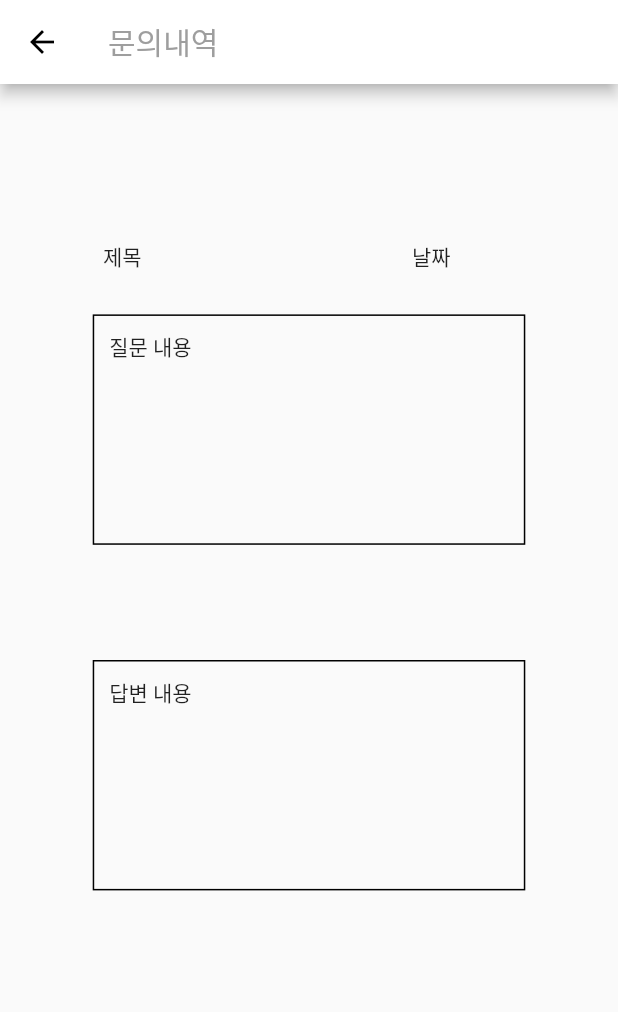
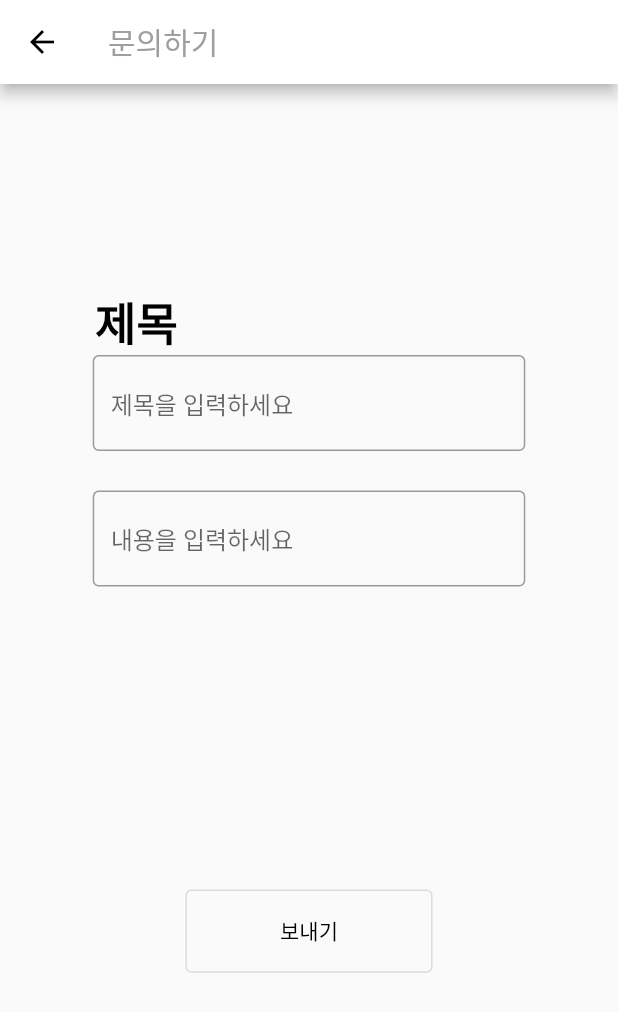
Before and after one commit to ChoiYoungHan/Mom-sCare, a Flutter app: the Question screen opened directly, after a tap on the "add" icon, on a phone screen of 412 x 824 dp. Shown: the top 1012 px of the screen. Run offline on Flutter 3.47's test engine with Material 2 defaults, Android fonts, the phone set to English and light mode, and no system bars; our stand-ins replace image_picker, table_calendar.

Commit message:
추가/수정 baby_add - 텍스트 박스가 크기를 초과할때 대응 baby_info - 텍스트 박스가 크기를 초과할때 대응 question - 연결 위치 조정 - question_add 연결 - 상단 문구 변경 question_add - 추가

```diff
--- a/lib/baby_add.dart
+++ b/lib/baby_add.dart
@@ -43,6 +43,7 @@ class _BabyAddState extends State<BabyAdd> {
           title: Text(edit_value,style: TextStyle(color: Color(0xFF835529)),),backgroundColor: Color(0xFFFFE7BA),
           content: TextField(
             controller: edit,
+            maxLines: null, // maxLines를 null로 주어 글의 양에 맞게 세로 길이가 변하도록 함
             textAlign: TextAlign.right,
             style: TextStyle(color:  Color(0xFF835529)),
             decoration: InputDecoration(
--- a/lib/baby_info.dart
+++ b/lib/baby_info.dart
@@ -45,6 +45,7 @@ class _BabyInfoState extends State<BabyInfo> {
           title: Text(edit_value,style: TextStyle(color: Color(0xFF835529)),),backgroundColor: Color(0xFFFFE7BA),
           content: TextField( // 텍스트 필드 위젯
             controller: value, // 컨트롤되는 변수
+            maxLines: null, // maxLines를 null로 주어 글의 양에 맞게 세로 길이가 변하도록 함
             textAlign: TextAlign.right, // 텍스트 우측 정렬
             style: TextStyle(color: Color(0xFF835529)),
             decoration: InputDecoration( // 텍스트 필드 디자인
--- a/lib/question.dart
+++ b/lib/question.dart
@@ -1,4 +1,5 @@
 import 'package:care_application/edit.dart';
+import 'package:care_application/question_add.dart';
 import 'package:care_application/question_records.dart';
 import 'package:flutter/cupertino.dart';
 import 'package:flutter/material.dart';
@@ -36,7 +37,7 @@ class _QuestionState extends State<Question> {
       appBar: AppBar(
           automaticallyImplyLeading: false, // 뒤로가기 버튼 제거
           backgroundColor: Colors.white, // 상단 바 배경색을 흰색으로 설정
-          title: Text('문의하기', style: TextStyle(color: Colors.grey)), // 상단 바 글자색을 검정색으로 설정
+          title: Text('문의', style: TextStyle(color: Colors.grey)), // 상단 바 글자색을 검정색으로 설정
           leading: IconButton(onPressed: () {
             Navigator.of(context).push(MaterialPageRoute(builder: (context) => Edit())); // 개인정보 변경 페이지로 이동
           }, icon: Icon(Icons.arrow_back, color: Colors.black,),
@@ -57,7 +58,9 @@ class _QuestionState extends State<Question> {
                     width: 120, // 너비 120
                     height: 50, // 높이 50
                     child: OutlinedButton(
-                      onPressed: (){}, // 문의 내용으로 갈 버튼
+                      onPressed: (){
+                        Navigator.of(context).push(MaterialPageRoute(builder: (context) => QuestionRecords())); // 문의내역 페이지로 이동
+                      }, // 문의 내용으로 갈 버튼
                       child: Text('${question[index]}',style: TextStyle(color: Colors.black),), // 문의 내용이 적힌 버튼
                     ),
                   ),
@@ -87,10 +90,9 @@ class _QuestionState extends State<Question> {
                   _isHovering = true;
                 });
               },
-
               child: InkWell(
                 onTap: (){
-                  Navigator.of(context).push(MaterialPageRoute(builder: (context) => QuestionRecords())); // 문의내역 페이지로 이동
+                  Navigator.of(context).push(MaterialPageRoute(builder: (context) => QuestionAdd())); // 문의내역 페이지로 이동
                 },
                 child: Column(
                   mainAxisAlignment: MainAxisAlignment.center,
--- /dev/null
+++ b/lib/question_add.dart
@@ -0,0 +1,109 @@
+import 'package:care_application/question.dart';
+import 'package:flutter/cupertino.dart';
+import 'package:flutter/material.dart';
+
+class question_add extends StatelessWidget {
+  const question_add({Key? key}) : super(key: key);
+
+  @override
+  Widget build(BuildContext context) {
+    return MaterialApp(
+      debugShowCheckedModeBanner: false,
+      home: QuestionAdd()
+    );
+  }
+}
+
+class QuestionAdd extends StatefulWidget {
+  const QuestionAdd({Key? key}) : super(key: key);
+
+  @override
+  State<QuestionAdd> createState() => _QuestionAddState();
+}
+
+class _QuestionAddState extends State<QuestionAdd> {
+  TextEditingController title = TextEditingController(); // 제목
+  TextEditingController contents = TextEditingController(); // 내용
+
+  @override
+  Widget build(BuildContext context) {
+    return Scaffold(
+      appBar: AppBar(
+          automaticallyImplyLeading: false, // 뒤로가기 버튼 제거
+          backgroundColor: Colors.white, // 상단 바 배경색을 흰색으로 설정
+          title: Text('문의하기', style: TextStyle(color: Colors.grey)), // 상단 바 글자색을 검정색으로 설정
+          leading: IconButton(onPressed: () {
+            Navigator.of(context).push(MaterialPageRoute(builder: (context) => Question())); // 개인정보 변경 페이지로 이동
+          }, icon: Icon(Icons.arrow_back, color: Colors.black,),
+          )
+      ),
+      body: Column(
+        children: [
+          Expanded(
+            child: Container(),flex: 3, // 상단 여백 1 부여
+          ),
+          Expanded(
+            child: Row(
+              children: [
+                Expanded(child: Container(),flex: 2,),
+                Expanded(
+                  child: Text('제목',style: TextStyle(color: Colors.black, fontSize: 30,fontWeight: FontWeight.bold),),
+                flex: 11,)
+              ],
+            )
+          ),
+          Expanded(
+            child: Container(
+              width: MediaQuery.of(context).size.width*0.7,
+              child: TextField(
+                controller: title,
+                maxLines: null, // maxLines를 null로 주어 글의 양에 맞게 세로 길이가 변하도록 함
+                textAlign: TextAlign.left,
+                style: TextStyle(color: Colors.black),
+                decoration: InputDecoration(
+                  border: OutlineInputBorder(
+                    borderSide: BorderSide(color: Colors.black)
+                  ),
+                  hintText: ('제목을 입력하세요')
+                ),
+              ),
+            ),
+            flex: 2,), // 여백 1 부여
+          Expanded(
+            child: SizedBox(
+              width: MediaQuery.of(context).size.width*0.7,
+                height: MediaQuery.of(context).size.height*0.7,
+                child: TextField(
+                  controller: contents,
+                  maxLines: null, // maxLines를 null로 주어 글의 양에 맞게 세로 길이가 변하도록 함
+                  textAlign: TextAlign.left,
+                  style: TextStyle(color: Colors.black),
+                  decoration: InputDecoration(
+                      border: OutlineInputBorder(
+                          borderSide: BorderSide(color: Colors.black)
+                      ),
+                      hintText: ('내용을 입력하세요')
+                  ),
+                )
+            )
+            ,flex: 5,),// 여백 5 부여
+          Expanded(
+            child: Container(
+              width: MediaQuery.of(context).size.width*0.4,
+              child: Padding(
+                padding: EdgeInsets.fromLTRB(0,40,0,40),
+                child: OutlinedButton(
+                  onPressed: (){
+                    Navigator.of(context).push(MaterialPageRoute(builder: (context) => Question()));
+                  },
+                  child: Text('보내기',style: TextStyle(color: Colors.black),),
+                ),
+              ),
+            ),flex: 3,
+          ),
+          Expanded(child: Container(),flex: 3,)
+        ],
+      ),
+    );
+  }
+}
```
